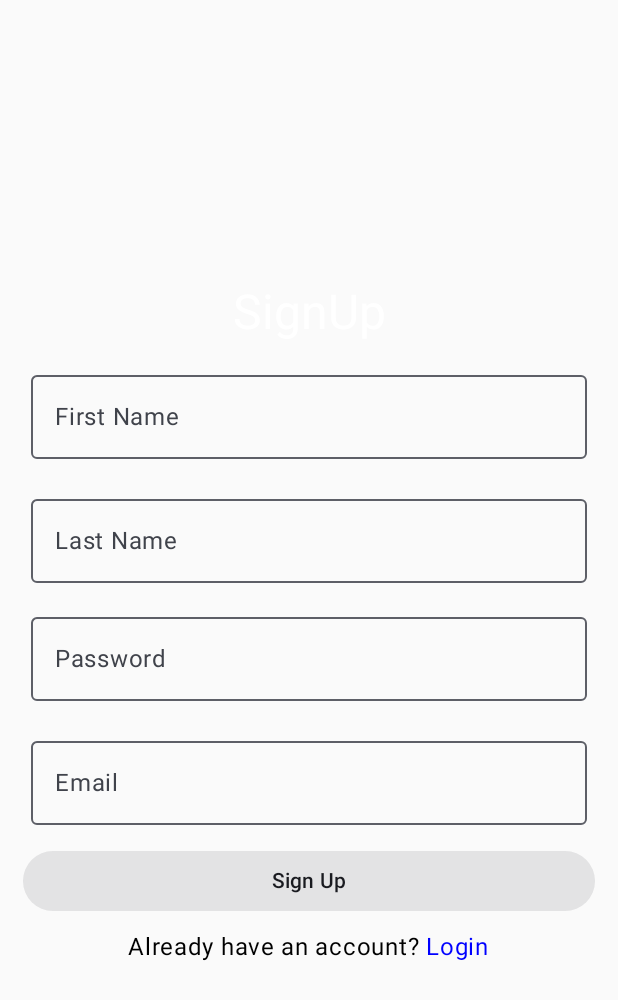
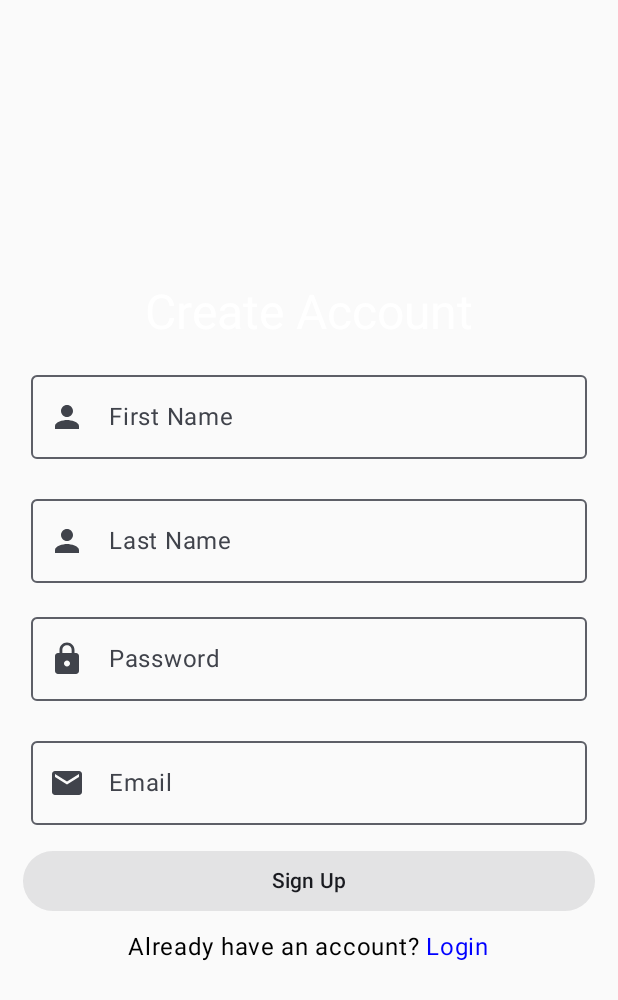
Before and after one commit to awstine/SmallProjects, an Android app built with Jetpack Compose: the screen it shows after launch (MainActivity), after a tap on "Get Started", on a phone screen of 412 x 824 dp. Shown: the top 1000 px of the screen. Run offline under Robolectric (Android 15) with nearby library versions, the phone set to English and light mode, and no system bars; our stand-ins replace Firebase (no records; nobody signed in at launch, a user with empty details on screens opened directly).

Commit message:
initial commit

```diff
--- a/MyApplication/app/src/main/java/com/example/myapplication/Composables/LogInScreen.kt
+++ b/MyApplication/app/src/main/java/com/example/myapplication/Composables/LogInScreen.kt
@@ -12,7 +12,11 @@ import androidx.compose.foundation.layout.fillMaxWidth
 import androidx.compose.foundation.layout.height
 import androidx.compose.foundation.layout.padding
 import androidx.compose.foundation.layout.size
+import androidx.compose.foundation.text.KeyboardOptions
 import androidx.compose.material.icons.Icons
+import androidx.compose.material.icons.filled.Email
+import androidx.compose.material.icons.filled.Lock
+import androidx.compose.material.icons.filled.Person
 import androidx.compose.material.icons.filled.Warning
 import androidx.compose.material3.Button
 import androidx.compose.material3.ExperimentalMaterial3Api
@@ -30,21 +34,33 @@ import androidx.compose.ui.Modifier
 import androidx.compose.ui.graphics.Color
 import androidx.compose.ui.text.SpanStyle
 import androidx.compose.ui.text.buildAnnotatedString
+import androidx.compose.ui.text.input.KeyboardType
+import androidx.compose.ui.text.input.VisualTransformation
 import androidx.compose.ui.text.withStyle
 import androidx.compose.ui.unit.dp
 import androidx.navigation.NavController
 import com.example.myapplication.data.Screen
+import com.google.firebase.auth.FirebaseAuth
 
 @OptIn(ExperimentalMaterial3Api::class)
 @Suppress("ktlint:standard:function-naming")
 @Composable
-fun LogInScreen(navController: NavController) {
+fun LogInScreen(
+    navController: NavController,
+    onSignedIn: (FirebaseAuth) -> Unit,
+) {
     var firstName by remember { mutableStateOf("") }
     var lastName by remember { mutableStateOf("") }
+    var email by remember { mutableStateOf("") }
     var password by remember { mutableStateOf("") }
-    var email by remember { mutableStateOf("") }
+    var isLoading by remember { mutableStateOf(false) }
+    var isLoggedIn by remember { mutableStateOf(false) }
+    var isPasswordVisible by remember { mutableStateOf(false) }
     val isButtonEnabled = firstName.isNotEmpty() && lastName.isNotEmpty()
     email.isNotEmpty() && password.isNotEmpty()
+
+    // Error message
+    var errorMessage by remember { mutableStateOf<String?>(null) }
 
     Column(
         modifier =
@@ -56,15 +72,22 @@ fun LogInScreen(navController: NavController) {
         horizontalAlignment = Alignment.CenterHorizontally,
     ) {
         Text(
-            text = "SignUp",
+            text = "Create Account",
             style = MaterialTheme.typography.headlineLarge,
             modifier = Modifier.padding(8.dp),
-            color = MaterialTheme.colorScheme.onPrimary,
+            color = MaterialTheme.colorScheme.onTertiary,
             fontFamily = MaterialTheme.typography.headlineLarge.fontFamily,
         )
+        if (!isLoggedIn) {
             InputField(
                 value = firstName,
                 onValueChange = { firstName = it },
+                leadingIcon = {
+                    Icon(
+                        imageVector = Icons.Default.Person,
+                        contentDescription = null,
+                    )
+                },
                 label = "First Name",
                 modifier = Modifier.padding(8.dp),
             )
@@ -72,6 +95,12 @@ fun LogInScreen(navController: NavController) {
             InputField(
                 value = lastName,
                 onValueChange = { lastName = it },
+                leadingIcon = {
+                    Icon(
+                        imageVector = Icons.Default.Person,
+                        contentDescription = null,
+                    )
+                },
                 label = "Last Name",
                 modifier = Modifier.padding(8.dp),
             )
@@ -79,6 +108,12 @@ fun LogInScreen(navController: NavController) {
             InputField(
                 value = password,
                 onValueChange = { password = it },
+                leadingIcon = {
+                    Icon(
+                        imageVector = Icons.Default.Lock,
+                        contentDescription = null,
+                    )
+                },
                 label = "Password",
                 modifier = Modifier.padding(8.dp),
             )
@@ -86,8 +121,19 @@ fun LogInScreen(navController: NavController) {
             InputField(
                 value = email,
                 onValueChange = { email = it },
+                leadingIcon = {
+                    Icon(
+                        imageVector = Icons.Default.Email,
+                        contentDescription = null,
+                    )
+                },
                 label = "Email",
                 modifier = Modifier.padding(8.dp),
+                keyboardOptions =
+                    KeyboardOptions.Default.copy(
+                        keyboardType = KeyboardType.Email,
+                    ),
+                visualTransformation = if (isLoggedIn) VisualTransformation.None else VisualTransformation.None,
             )
             if (!email.contains("@") && email.isNotEmpty()) {
                 Row {
@@ -139,6 +185,7 @@ fun LogInScreen(navController: NavController) {
             )
         }
     }
+}
 
 @Suppress("klint:standard:function-naming", "ktlint:standard:function-naming")
 @Composable
@@ -146,16 +193,22 @@ fun InputField(
     value: String,
     onValueChange: (String) -> Unit,
     label: String,
+    leadingIcon: @Composable (() -> Unit)? = null,
+    visualTransformation: VisualTransformation = VisualTransformation.None,
+    keyboardOptions: KeyboardOptions = KeyboardOptions.Default,
     modifier: Modifier,
 ) {
     OutlinedTextField(
         value = value,
         onValueChange = onValueChange,
         label = { Text(label) },
+        leadingIcon = leadingIcon,
         modifier =
             Modifier
                 .padding(5.dp)
                 .fillMaxWidth(),
+        visualTransformation = visualTransformation,
+        keyboardOptions = keyboardOptions,
     )
 }
 //
--- a/MyApplication/app/src/main/java/com/example/myapplication/MainActivity.kt
+++ b/MyApplication/app/src/main/java/com/example/myapplication/MainActivity.kt
@@ -16,10 +16,15 @@ import com.example.myapplication.Composables.LogInScreen
 import com.example.myapplication.Composables.SignInScreen
 import com.example.myapplication.data.Screen
 import com.example.myapplication.ui.theme.MyApplicationTheme
+import com.google.firebase.Firebase
+import com.google.firebase.auth.FirebaseAuth
+import com.google.firebase.auth.auth
 
+@SuppressLint("UnusedMaterial3ScaffoldPaddingParameter")
 @ExperimentalMaterial3Api
 class MainActivity : ComponentActivity() {
-    @SuppressLint("UnusedMaterial3ScaffoldPaddingParameter")
+    private val auth: FirebaseAuth by lazy { Firebase.auth }
+
     override fun onCreate(savedInstanceState: Bundle?) {
         super.onCreate(savedInstanceState)
         enableEdgeToEdge()
@@ -34,10 +39,10 @@ class MainActivity : ComponentActivity() {
                         GetStartedScreen(navController)
                     }
                     composable(route = Screen.LogInScreen.route) {
-                        LogInScreen(navController)
+                        LogInScreen(navController, onSignedIn = {})
                     }
                     composable(route = Screen.HomeScreen.route) {
-                        HomeScreen(navController, onNavigationIconClick = {})
+                        HomeScreen(navController, onNavigationIconClick = {}, auth = auth)
                     }
                     composable(route = Screen.SignInScreen.route) {
                         SignInScreen(navController)
--- a/MyApplication/build.gradle.kts
+++ b/MyApplication/build.gradle.kts
@@ -2,4 +2,5 @@
 plugins {
     alias(libs.plugins.android.application) apply false
     alias(libs.plugins.jetbrains.kotlin.android) apply false
+    alias(libs.plugins.google.gms.google.services) apply false
 }
```
Also changed, not shown: MyApplication/app/build.gradle.kts (+10 -0 lines), MyApplication/app/src/main/java/com/example/myapplication/Composables/HomeScreen.kt (+14 -0 lines), MyApplication/gradle/libs.versions.toml (+10 -0 lines), 1 other file. Lines whose indentation alone changed are shown as unchanged.
